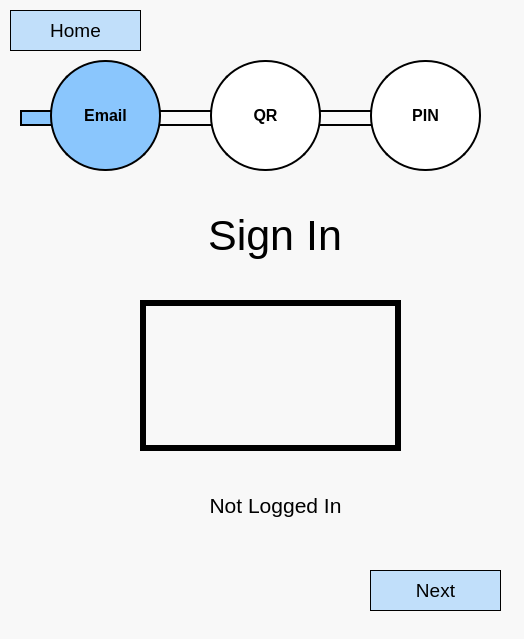
This is UI_Files/Email Sign In.ui in StegoMailo/Desktop-App as Qt 5 draws it before an edit. The edited form follows.
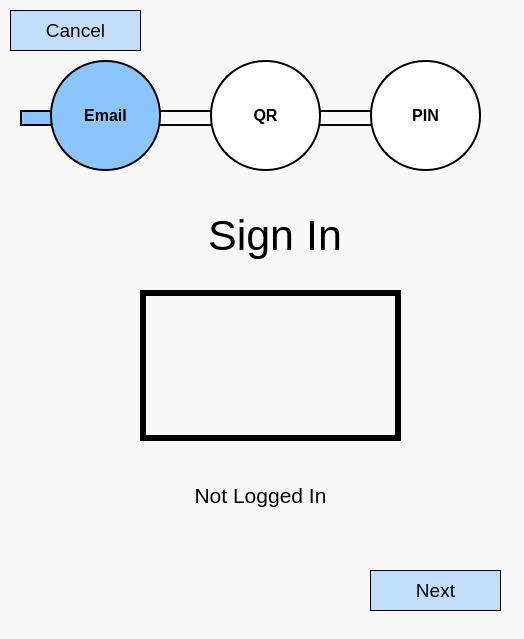
This is the edited form. Icons and pictures are not drawn.

Commit message: Finished Sign in UIs

```diff
--- a/UI_Files/Email Sign In.ui
+++ b/UI_Files/Email Sign In.ui
@@ -240,14 +240,14 @@
 background-color: rgb(138, 198, 253,0.5);</string>
    </property>
    <property name="text">
-    <string>Home</string>
+    <string>Cancel</string>
    </property>
   </widget>
   <widget class="QPushButton" name="btnGmail">
    <property name="geometry">
     <rect>
      <x>140</x>
-     <y>300</y>
+     <y>290</y>
      <width>261</width>
      <height>151</height>
     </rect>
@@ -302,9 +302,9 @@
   <widget class="QLabel" name="txtLoggedEmail">
    <property name="geometry">
     <rect>
-     <x>120</x>
-     <y>460</y>
-     <width>311</width>
+     <x>20</x>
+     <y>450</y>
+     <width>481</width>
      <height>91</height>
     </rect>
    </property>
```
The commit also changes 11 other files.
